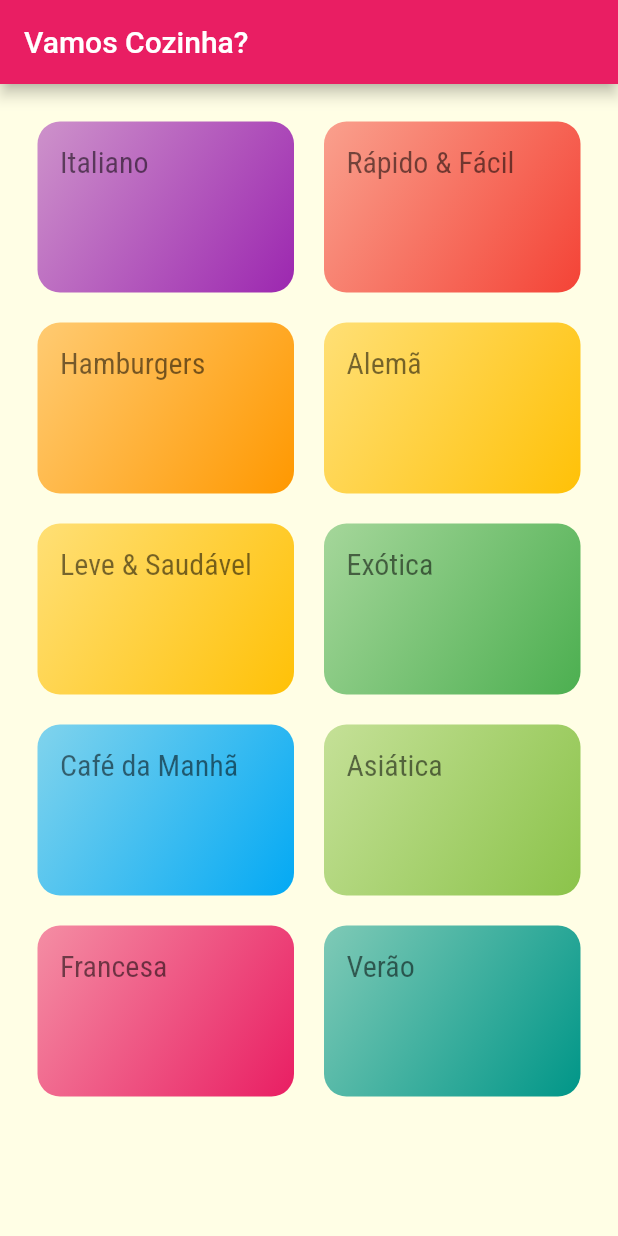
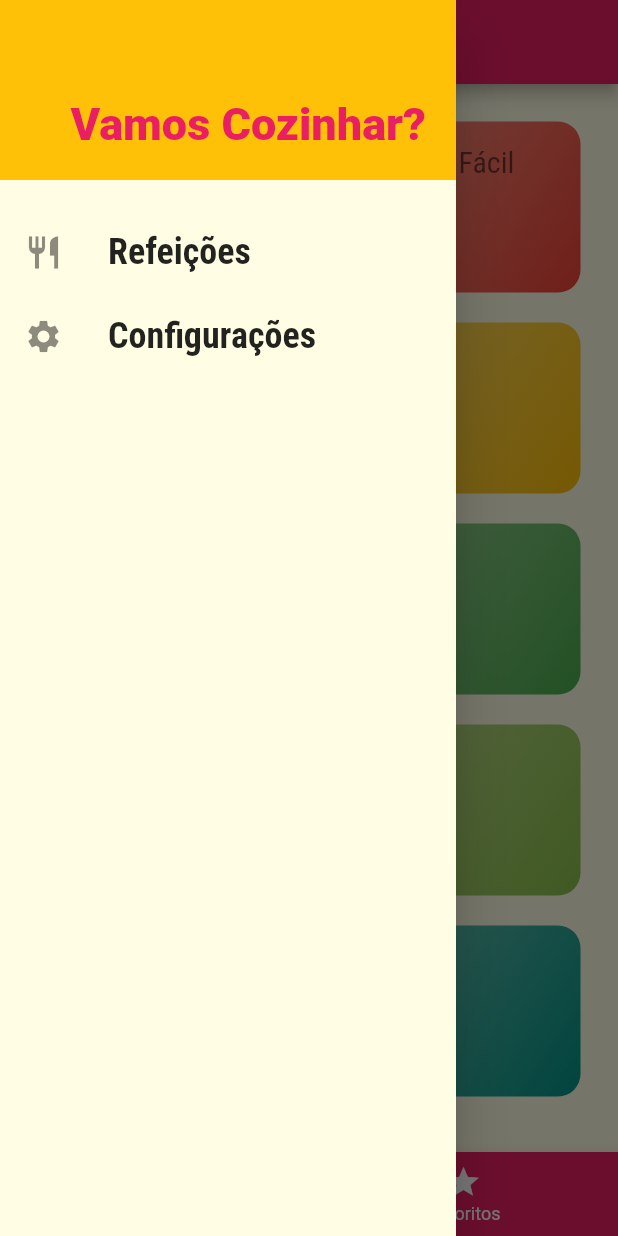
Before and after one commit to fabricio-silva-89/meals, a Flutter app: the screen it shows after launch, with the side drawer open (before the commit the screen has no drawer), on a phone screen of 412 x 824 dp. Run offline on Flutter 3.47's test engine with Material 2 defaults, Android fonts, the phone set to English and light mode, and no system bars.

Commit message:
Conclusão do módulo 7

```diff
--- /dev/null
+++ b/lib/components/main_drawer.dart
@@ -0,0 +1,64 @@
+import 'package:flutter/material.dart';
+import 'package:meals/utils/app_routes.dart';
+
+class MainDrawer extends StatelessWidget {
+  const MainDrawer({Key? key}) : super(key: key);
+
+  Widget _createItem(
+    IconData icon,
+    String label,
+    Function() onTap,
+  ) {
+    return ListTile(
+      leading: Icon(
+        icon,
+        size: 26,
+      ),
+      title: Text(
+        label,
+        style: const TextStyle(
+          fontFamily: 'RobotoCondensed',
+          fontSize: 24,
+          fontWeight: FontWeight.bold,
+        ),
+      ),
+      onTap: onTap,
+    );
+  }
+
+  @override
+  Widget build(BuildContext context) {
+    return Drawer(
+      child: Column(
+        children: [
+          Container(
+            height: 120,
+            width: double.infinity,
+            padding: const EdgeInsets.all(20),
+            color: Theme.of(context).accentColor,
+            alignment: Alignment.bottomRight,
+            child: Text(
+              'Vamos Cozinhar?',
+              style: TextStyle(
+                fontWeight: FontWeight.w900,
+                fontSize: 30,
+                color: Theme.of(context).primaryColor,
+              ),
+            ),
+          ),
+          const SizedBox(height: 20),
+          _createItem(
+            Icons.restaurant,
+            'Refeições',
+            () => Navigator.of(context).pushReplacementNamed(AppRoutes.HOME),
+          ),
+          _createItem(
+            Icons.settings,
+            'Configurações',
+            () => Navigator.of(context).pushNamed(AppRoutes.SETTINGS),
+          ),
+        ],
+      ),
+    );
+  }
+}
--- a/lib/main.dart
+++ b/lib/main.dart
@@ -1,12 +1,58 @@
 import 'package:flutter/material.dart';
+import 'package:meals/data/dummy_data.dart';
+import 'package:meals/models/settings.dart';
 import 'package:meals/screens/categories_meals_screen.dart';
 import 'package:meals/screens/categories_screen.dart';
+import 'package:meals/screens/meal_detail_screen.dart';
+import 'package:meals/screens/settings_screen.dart';
+import 'package:meals/screens/tabs_screen.dart';
 import 'package:meals/utils/app_routes.dart';
+
+import 'models/meal.dart';
 
 void main() => runApp(const MyApp());
 
-class MyApp extends StatelessWidget {
+class MyApp extends StatefulWidget {
   const MyApp({Key? key}) : super(key: key);
+
+  @override
+  State<MyApp> createState() => _MyAppState();
+}
+
+class _MyAppState extends State<MyApp> {
+  Settings settings = Settings();
+  List<Meal> availableMeals = DUMMY_MEALS;
+  List<Meal> favoriteMeals = [];
+
+  void filterMeals(Settings settings) {
+    setState(() {
+      this.settings = settings;
+
+      availableMeals = DUMMY_MEALS.where((meal) {
+        final filterGluten = settings.isGlutenFree && !meal.isGlutenFree;
+        final filterLactose = settings.isLactoseFree && !meal.isLactoseFree;
+        final filterVegan = settings.isVegan && !meal.isVegan;
+        final filterVegetarian = settings.isVegetarian && !meal.isVegetarian;
+
+        return !filterGluten &&
+            !filterLactose &&
+            !filterVegan &&
+            !filterVegetarian;
+      }).toList();
+    });
+  }
+
+  void toggleFavorite(Meal meal) {
+    setState(() {
+      favoriteMeals.contains(meal)
+          ? favoriteMeals.remove(meal)
+          : favoriteMeals.add(meal);
+    });
+  }
+
+  bool isFavorite(Meal meal) {
+    return favoriteMeals.contains(meal);
+  }
 
   @override
   Widget build(BuildContext context) {
@@ -26,8 +72,19 @@ class MyApp extends StatelessWidget {
             ),
       ),
       routes: {
-        AppRoutes.HOME: (ctx) => const CategoriesScreen(),
-        AppRoutes.CATEGORIES_MEALS: (ctx) => const CategoriesMealsScreen(),
+        AppRoutes.HOME: (ctx) => TabsScreen(
+              favoriteMeals: favoriteMeals,
+            ),
+        AppRoutes.CATEGORIES_MEALS: (ctx) =>
+            CategoriesMealsScreen(meals: availableMeals),
+        AppRoutes.MEAL_DETAIL: (ctx) => MealDetailScreen(
+              isFavorite: isFavorite,
+              onToggleFavorite: toggleFavorite,
+            ),
+        AppRoutes.SETTINGS: (ctx) => SettingsScreen(
+              settings: settings,
+              onSettingsChanged: filterMeals,
+            ),
       },
     );
   }
--- /dev/null
+++ b/lib/models/settings.dart
@@ -0,0 +1,13 @@
+class Settings {
+  bool isGlutenFree;
+  bool isLactoseFree;
+  bool isVegan;
+  bool isVegetarian;
+
+  Settings({
+    this.isGlutenFree = false,
+    this.isLactoseFree = false,
+    this.isVegan = false,
+    this.isVegetarian = false,
+  });
+}
--- a/lib/screens/categories_screen.dart
+++ b/lib/screens/categories_screen.dart
@@ -7,11 +7,7 @@ class CategoriesScreen extends StatelessWidget {
 
   @override
   Widget build(BuildContext context) {
-    return Scaffold(
-      appBar: AppBar(
-        title: const Text('Vamos Cozinha?'),
-      ),
-      body: GridView(
+    return GridView(
       padding: const EdgeInsets.all(25),
       gridDelegate: const SliverGridDelegateWithMaxCrossAxisExtent(
         maxCrossAxisExtent: 200,
@@ -22,7 +18,6 @@ class CategoriesScreen extends StatelessWidget {
       children: DUMMY_CATEGORIES.map((cat) {
         return CategoryItem(category: cat);
       }).toList(),
-      ),
     );
   }
 }
--- /dev/null
+++ b/lib/screens/tabs_screen.dart
@@ -0,0 +1,75 @@
+import 'package:flutter/material.dart';
+
+import 'package:meals/components/main_drawer.dart';
+import 'package:meals/models/meal.dart';
+import 'package:meals/screens/categories_screen.dart';
+import 'package:meals/screens/favorite_screen.dart';
+
+class TabsScreen extends StatefulWidget {
+  final List<Meal> favoriteMeals;
+
+  const TabsScreen({
+    Key? key,
+    required this.favoriteMeals,
+  }) : super(key: key);
+
+  @override
+  State<TabsScreen> createState() => _TabsScreenState();
+}
+
+class _TabsScreenState extends State<TabsScreen> {
+  int _selectedScreenIndex = 0;
+
+  List<Widget>? _screen;
+
+  final List<String> _titles = [
+    'Lista de Categorias',
+    'Meus Favoritos',
+  ];
+
+  void _selectScreen(int index) {
+    setState(() {
+      _selectedScreenIndex = index;
+    });
+  }
+
+  @override
+  void initState() {
+    super.initState();
+
+    _screen = [
+      const CategoriesScreen(),
+      FavoriteScreen(
+        favoriteMeals: widget.favoriteMeals,
+      ),
+    ];
+  }
+
+  @override
+  Widget build(BuildContext context) {
+    return Scaffold(
+      appBar: AppBar(
+        title: Text(_titles[_selectedScreenIndex]),
+      ),
+      drawer: const MainDrawer(),
+      body: _screen![_selectedScreenIndex],
+      bottomNavigationBar: BottomNavigationBar(
+        onTap: _selectScreen,
+        unselectedItemColor: Colors.white,
+        selectedItemColor: Theme.of(context).accentColor,
+        backgroundColor: Theme.of(context).primaryColor,
+        currentIndex: _selectedScreenIndex,
+        items: const [
+          BottomNavigationBarItem(
+            icon: Icon(Icons.category),
+            label: 'Categorias',
+          ),
+          BottomNavigationBarItem(
+            icon: Icon(Icons.star),
+            label: 'Favoritos',
+          ),
+        ],
+      ),
+    );
+  }
+}
--- a/lib/utils/app_routes.dart
+++ b/lib/utils/app_routes.dart
@@ -3,4 +3,6 @@
 class AppRoutes {
   static const HOME = '/';
   static const CATEGORIES_MEALS = '/categories-meals';
+  static const MEAL_DETAIL = '/meal-detail';
+  static const SETTINGS = '/settings';
 }
```
Also changed, not shown: lib/components/meal_item.dart (added, +104 -0 lines), lib/models/meal.dart (+26 -0 lines), lib/screens/categories_meals_screen.dart (+18 -3 lines), lib/screens/favorite_screen.dart (added, +29 -0 lines), lib/screens/meal_detail_screen.dart (added, +105 -0 lines), lib/screens/settings_screen.dart (added, +110 -0 lines). Lines whose indentation alone changed are shown as unchanged.
